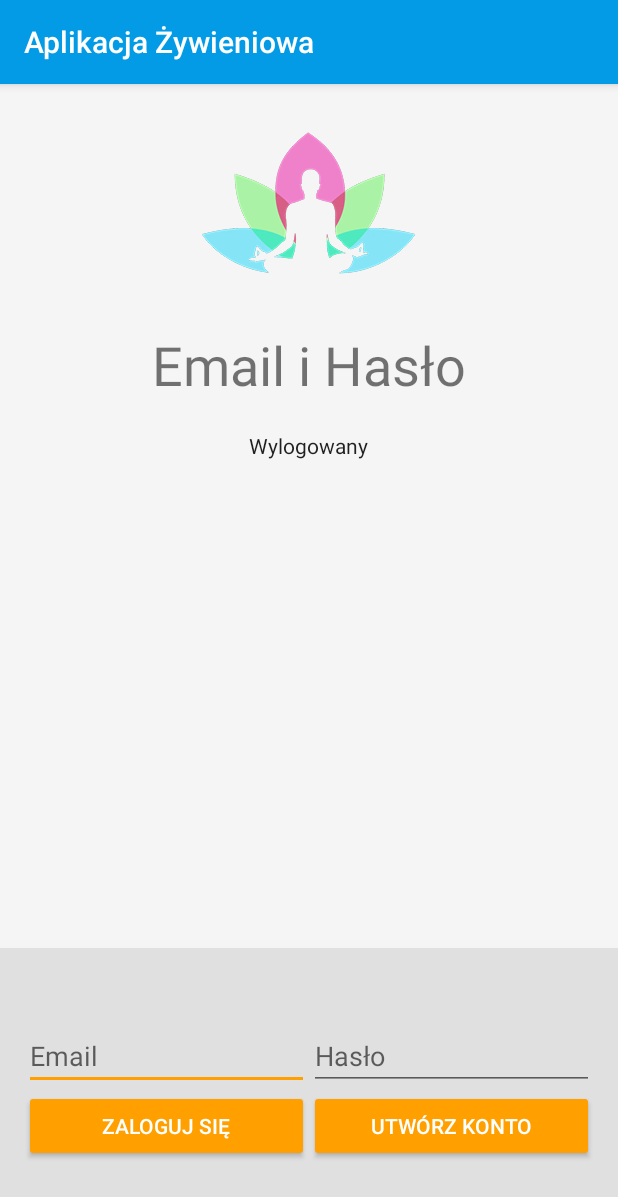
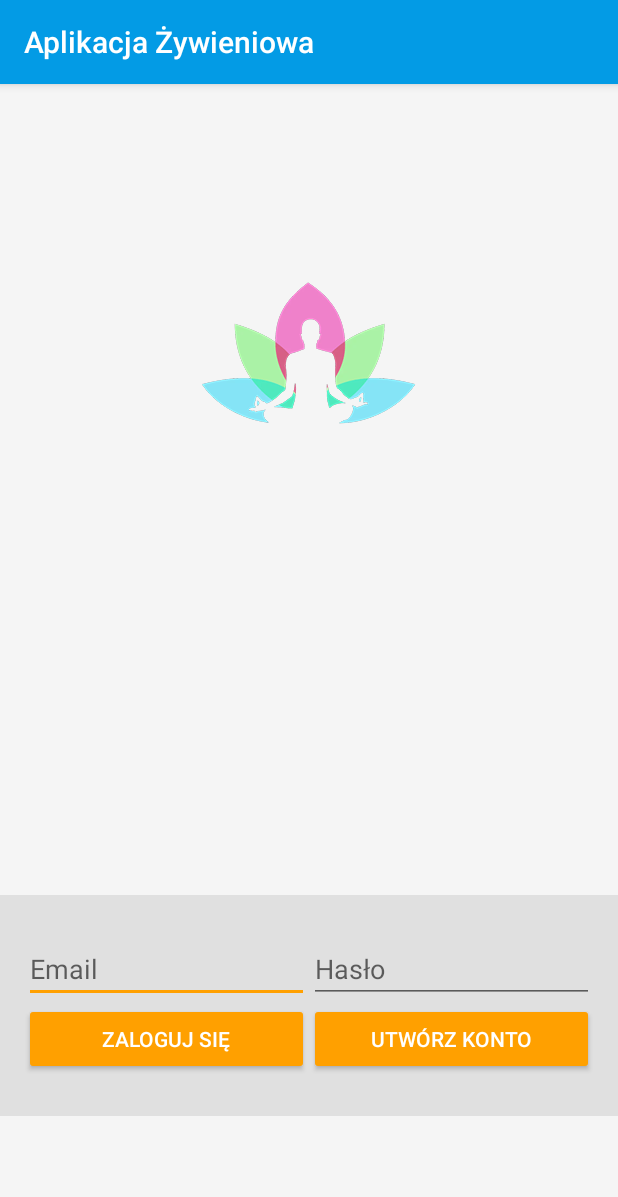
Before and after one commit to Malinowski-Ponikowski-Litwiniec/Projekt, an Android app: the screen it shows after launch (EmailPasswordActivity), on a phone screen of 412 x 824 dp. Shown: the top 1197 px of the screen. Run offline under Robolectric (Android 15) with nearby library versions, the light colour scheme and no system bars; our stand-ins replace Firebase (no records; nobody signed in at launch, a user with empty details on screens opened directly).

Commit message:
logowanie/rejestracja

```diff
--- a/app/src/main/java/com/google/firebase/quickstart/auth/EmailPasswordActivity.java
+++ b/app/src/main/java/com/google/firebase/quickstart/auth/EmailPasswordActivity.java
@@ -37,8 +37,7 @@ public class EmailPasswordActivity extends BaseActivity implements
 
     private static final String TAG = "EmailPassword";
 
-    private TextView mStatusTextView;
-    private TextView mDetailTextView;
+
     private EditText mEmailField;
     private EditText mPasswordField;
 
@@ -51,8 +50,7 @@ public class EmailPasswordActivity extends BaseActivity implements
         super.onCreate(savedInstanceState);
         setContentView(R.layout.activity_emailpassword);
 
-        // Views
-        mStatusTextView = findViewById(R.id.status);
+
 
         mEmailField = findViewById(R.id.field_email);
         mPasswordField = findViewById(R.id.field_password);
@@ -142,7 +140,7 @@ public class EmailPasswordActivity extends BaseActivity implements
 
                         // [START_EXCLUDE]
                         if (!task.isSuccessful()) {
-                            mStatusTextView.setText(R.string.auth_failed);
+
                         }
                         hideProgressDialog();
                         // [END_EXCLUDE]
@@ -227,7 +225,7 @@ public class EmailPasswordActivity extends BaseActivity implements
 
 
         } else {
-            mStatusTextView.setText(R.string.signed_out);
+
 
 
             findViewById(R.id.email_password_buttons).setVisibility(View.VISIBLE);
--- a/app/src/main/java/com/google/firebase/quickstart/auth/Goal.java
+++ b/app/src/main/java/com/google/firebase/quickstart/auth/Goal.java
@@ -60,9 +60,9 @@ public class Goal extends AppCompatActivity {
 
             }else if(Integer.valueOf(ageString) >150){
                 Toast.makeText(Goal.this,"Podany wiek jest za wysoki",Toast.LENGTH_SHORT).show();
-            }else if(Integer.valueOf(weightString) > 200){
+            }else if(Integer.valueOf(weightString) > 300){
                 Toast.makeText(Goal.this,"Podana waga jest za duża",Toast.LENGTH_SHORT).show();
-            }else if(Integer.valueOf(heightString) > 150){
+            }else if(Integer.valueOf(heightString) > 250){
                 Toast.makeText(Goal.this,"Podany wzrost jest za duży",Toast.LENGTH_SHORT).show();
             }
 
--- a/app/src/main/res/layout/activity_emailpassword.xml
+++ b/app/src/main/res/layout/activity_emailpassword.xml
@@ -11,6 +11,7 @@
         android:layout_width="match_parent"
         android:layout_height="0dp"
         android:layout_weight="3"
+        android:layout_marginTop="100dp"
         android:gravity="center_horizontal"
         android:orientation="vertical">
 
@@ -22,25 +23,13 @@
             android:contentDescription="@string/desc_firebase_lockup"
             android:src="@drawable/logo" />
 
-        <TextView
-            android:id="@+id/title_text"
-            android:layout_width="wrap_content"
-            android:layout_height="wrap_content"
-            android:layout_marginBottom="@dimen/title_bottom_margin"
-            android:text="@string/emailpassword_title_text"
-            android:theme="@style/ThemeOverlay.MyTitleText" />
-
-        <TextView
-            android:id="@+id/status"
-            style="@style/ThemeOverlay.MyTextDetail"
-            android:text="@string/signed_out" />
-
     </LinearLayout>
 
 
     <RelativeLayout
         android:layout_width="fill_parent"
         android:layout_height="0dp"
+        android:layout_marginBottom="80dp"
         android:layout_weight="1"
         android:background="@color/grey_300"
         android:gravity="center_vertical">
@@ -77,6 +66,7 @@
             android:layout_below="@+id/email_password_fields"
             android:orientation="horizontal"
             android:paddingLeft="16dp"
+
             android:paddingRight="16dp">
 
             <Button
@@ -105,6 +95,7 @@
             android:paddingLeft="16dp"
             android:paddingRight="16dp"
             android:visibility="gone"
+
             android:weightSum="2.0">
 
             <Button
--- a/app/src/main/res/values/strings.xml
+++ b/app/src/main/res/values/strings.xml
@@ -41,7 +41,7 @@
 
 
     <string name="emailpassword_status_fmt">Email User: %1$s (verified: %2$b)</string>
-    <string name="emailpassword_title_text">Email i Hasło</string>
+    <string name="emailpassword_title_text">version 21.37</string>
 
 
     <string name="firebaseui_status_fmt">Firebase User: %s</string>
```
Also changed, not shown: 42 other files.
